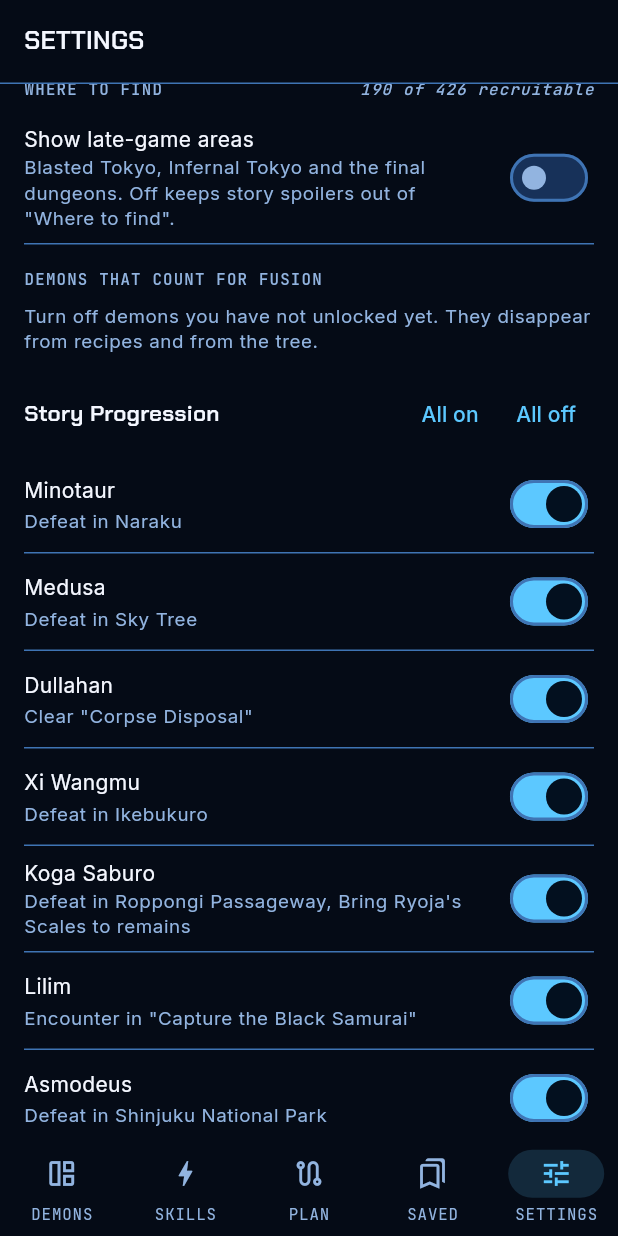
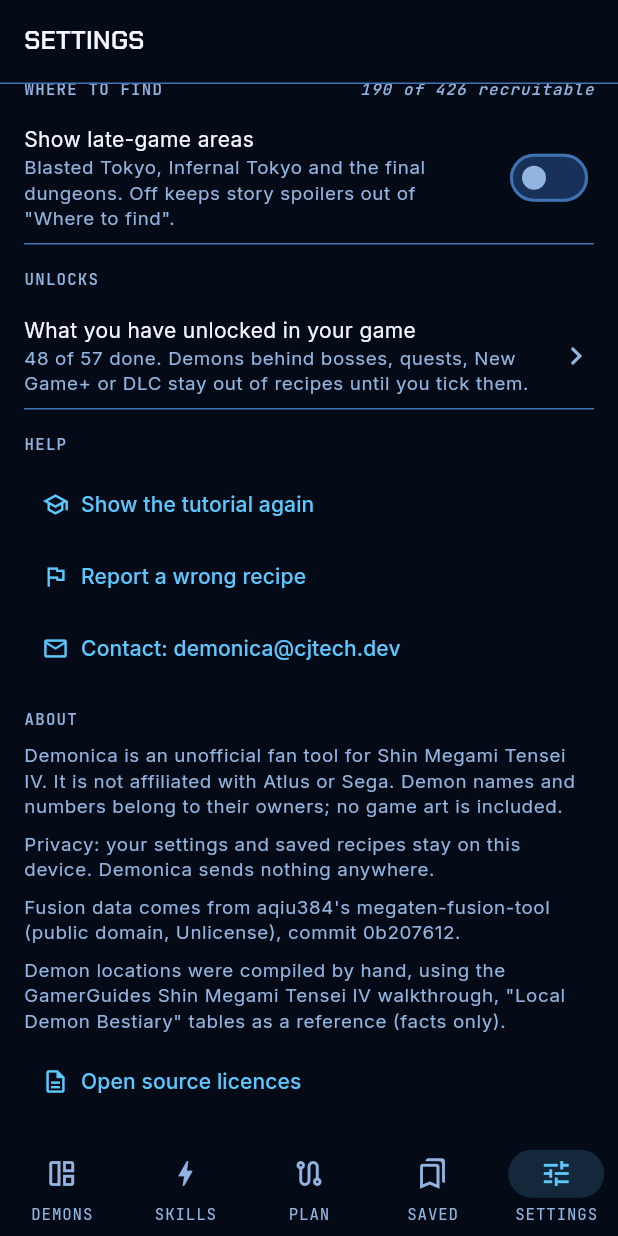
Before and after one commit to ctorres345/Demonica, a Flutter app: the SettingsScreen screen opened by its route, scrolled down 576 dp, on a phone screen of 412 x 824 dp. Run offline on Flutter 3.47's test engine with Material 3 defaults, Android fonts, the phone set to English and light mode, and no system bars; our stand-ins replace file_picker, flutter_riverpod, go_router, shared_preferences; accounts and stored records are empty.

Commit message:
DEM-22: Tutorial, Unlocks page and contact link
- Tutorial: five short pages shown once after the welcome screen
  (/tutorial). Settings > Help reopens it. New tutorialSeen setting.
- Unlocks: the story, quest, New Game+, Fiend and DLC switches move from
  Settings to /settings/unlocks, as a checklist of what the player has
  done. Each row shows the condition and the demons it unlocks, with a
  count per category. Settings keeps one row with the total.
- Demon page: a locked demon shows "Unlocks after: ..." with the same tick,
  and the tag reads "Locked: not unlocked yet". GameData.unlockFor() finds
  the condition.
- Settings: Help section with the tutorial, "Report a wrong recipe" and a
  mailto link to demonica@cjtech.dev.
- README, CHANGELOG and ARCHITECTURE updated; tests for both screens.

Co-Authored-By: Claude Fable 5.1 <noreply@anthropic.com>
Claude-Session: https://claude.ai/code/session_01GFC3SijDRwY2wRTigF1j66

```diff
--- a/lib/app/app.dart
+++ b/lib/app/app.dart
@@ -7,16 +7,19 @@ import '../design_system/theme.dart';
 import '../design_system/tokens.dart';
 import '../features/compendium/compendium_screen.dart';
 import '../features/compendium/demon_detail_screen.dart';
+import '../features/onboarding/tutorial_screen.dart';
 import '../features/onboarding/welcome_screen.dart';
 import '../features/planner/planner_screen.dart';
 import '../features/recipes/recipe_tree_screen.dart';
 import '../features/saved/saved_screen.dart';
 import '../features/saved/saved_store.dart';
 import '../features/settings/settings_screen.dart';
+import '../features/settings/unlocks_screen.dart';
 import '../features/skills/skills_screen.dart';
 import 'providers.dart';
 
-/// The router watches settings so the first start lands on the welcome screen.
+/// The router watches settings so the first start lands on the welcome
+/// screen, then on the tutorial.
 final routerProvider = Provider<GoRouter>((ref) {
   final settings = ValueNotifier(ref.read(settingsProvider));
   ref.listen(settingsProvider, (_, next) => settings.value = next);
@@ -26,8 +29,11 @@ final routerProvider = Provider<GoRouter>((ref) {
     refreshListenable: settings,
     redirect: (context, state) {
       final s = settings.value;
-      if (!s.loaded || s.onboarded) return null;
-      return state.uri.path == '/welcome' ? null : '/welcome';
+      if (!s.loaded) return null;
+      final path = state.uri.path;
+      if (!s.onboarded) return path == '/welcome' ? null : '/welcome';
+      if (!s.tutorialSeen) return path == '/tutorial' || path == '/welcome' ? null : '/tutorial';
+      return null;
     },
     routes: _routes,
   );
@@ -35,6 +41,7 @@ final routerProvider = Provider<GoRouter>((ref) {
 
 final _routes = <RouteBase>[
   GoRoute(path: '/welcome', builder: (context, state) => const WelcomeScreen()),
+  GoRoute(path: '/tutorial', builder: (context, state) => const TutorialScreen()),
   ShellRoute(
     builder: (context, state, child) => AppShell(location: state.uri.path, child: child),
     routes: [
@@ -60,7 +67,11 @@ final _routes = <RouteBase>[
         ),
       ),
       GoRoute(path: '/saved', builder: (context, state) => const SavedScreen()),
-      GoRoute(path: '/settings', builder: (context, state) => const SettingsScreen()),
+      GoRoute(
+        path: '/settings',
+        builder: (context, state) => const SettingsScreen(),
+        routes: [GoRoute(path: 'unlocks', builder: (context, state) => const UnlocksScreen())],
+      ),
     ],
   ),
 ];
--- a/lib/features/compendium/demon_detail_screen.dart
+++ b/lib/features/compendium/demon_detail_screen.dart
@@ -34,6 +34,7 @@ class DemonDetailScreen extends ConsumerWidget {
     final recipes = ref.watch(recipesProvider(demon.name));
     final usedIn = ref.watch(usedInProvider(demon.name));
     final freeSlots = rules.freeSkillSlots(demon);
+    final unlock = data.unlockFor(demon.name);
 
     final overview = ListView(
       padding: const EdgeInsets.fromLTRB(Space.x4, Space.x3, Space.x4, Space.x8),
@@ -46,7 +47,7 @@ class DemonDetailScreen extends ConsumerWidget {
             runSpacing: Space.x1,
             children: [
               FusionTag(demon),
-              if (!enabled) Tag('Disabled in settings', color: dc.danger),
+              if (!enabled) Tag('Locked: not unlocked yet', color: dc.danger),
             ],
           ),
         ],
@@ -78,10 +79,19 @@ class DemonDetailScreen extends ConsumerWidget {
           ),
         _WhereToFind(demon),
         SectionHeader('How to get', trailing: _howToGetTrailing(demon, recipes.length)),
-        if (demon.prereq != null)
+        // The unlock row already says the condition, so the note is only for
+        // prerequisites that are not unlocks.
+        if (demon.prereq case final prereq? when prereq != unlock?.condition)
           Padding(
             padding: const EdgeInsets.only(bottom: Space.x2),
-            child: _Note(demon.prereq!),
+            child: _Note(prereq),
+          ),
+        if (unlock != null)
+          _UnlockRow(
+            unlock: unlock,
+            done: enabled,
+            onChanged: (v) =>
+                ref.read(settingsProvider.notifier).setDemonsEnabled(unlock.demons, v),
           ),
         if (demon.fusion == FusionKind.accident)
           const _Note(
@@ -90,7 +100,7 @@ class DemonDetailScreen extends ConsumerWidget {
         else if (demon.isEnemyOnly)
           const _Note('This demon only appears as an enemy. It cannot be fused or recruited.')
         else if (recipes.isEmpty)
-          const _Note('No recipe with the current settings. Enable more demons in Settings.')
+          const _Note('No recipe with what you have unlocked. Tick more in Settings > Unlocks.')
         else ...[
           for (final (r, cost) in recipes.take(5).map((r) => (r, rules.recipeCost(r))))
             Padding(
@@ -564,3 +574,48 @@ class _ForwardRow extends StatelessWidget {
     );
   }
 }
+
+/// "Unlocks after: Defeat in Naraku" with a tick that marks it done, the same
+/// tick as in Settings > Unlocks.
+class _UnlockRow extends StatelessWidget {
+  const _UnlockRow({required this.unlock, required this.done, required this.onChanged});
+  final UnlockEntry unlock;
+  final bool done;
+  final ValueChanged<bool> onChanged;
+
+  @override
+  Widget build(BuildContext context) {
+    final dc = context.dc;
+    return Container(
+      margin: const EdgeInsets.only(bottom: Space.x2),
+      padding: const EdgeInsets.fromLTRB(10, 4, 4, 4),
+      decoration: BoxDecoration(
+        border: Border.all(color: done ? dc.outline : dc.danger),
+        borderRadius: Radii.borderSmall,
+      ),
+      child: Row(
+        children: [
+          Expanded(
+            child: Column(
+              crossAxisAlignment: CrossAxisAlignment.start,
+              children: [
+                Text('Unlocks after: ${unlock.condition}', style: context.tt.bodySmall),
+                Text(
+                  done
+                      ? 'Done. It counts in recipes.'
+                      : 'Not done yet, so it is left out of recipes.',
+                  style: context.tt.labelSmall?.copyWith(color: done ? dc.textMuted : dc.danger),
+                ),
+              ],
+            ),
+          ),
+          Checkbox(
+            key: const Key('unlock-done'),
+            value: done,
+            onChanged: (v) => onChanged(v ?? false),
+          ),
+        ],
+      ),
+    );
+  }
+}
--- a/lib/features/onboarding/welcome_screen.dart
+++ b/lib/features/onboarding/welcome_screen.dart
@@ -9,7 +9,8 @@ import '../../design_system/tokens.dart';
 
 /// First-start screen: pick a palette and dark or light, then enter the app.
 /// The whole app repaints live as the user taps, so the choice is never a
-/// guess. Settings can reopen it at any time.
+/// guess. Settings can reopen it at any time. The first time, START
+/// continues to the tutorial.
 class WelcomeScreen extends ConsumerWidget {
   const WelcomeScreen({super.key});
 
@@ -50,7 +51,7 @@ class WelcomeScreen extends ConsumerWidget {
                   key: const Key('welcome-start'),
                   onPressed: () {
                     notifier.setOnboarded(true);
-                    context.go('/smt4/demons');
+                    context.go(settings.tutorialSeen ? '/smt4/demons' : '/tutorial');
                   },
                   icon: const Icon(Icons.arrow_forward),
                   label: const Text('START'),
--- a/lib/features/settings/settings_screen.dart
+++ b/lib/features/settings/settings_screen.dart
@@ -9,6 +9,7 @@ import '../../app/version.dart';
 import '../../design_system/components.dart';
 import '../../design_system/palette_card.dart';
 import '../../design_system/tokens.dart';
+import 'unlocks_screen.dart';
 
 class SettingsScreen extends ConsumerWidget {
   const SettingsScreen({super.key});
@@ -61,43 +62,45 @@ class SettingsScreen extends ConsumerWidget {
             value: settings.showSpoilers,
             onChanged: notifier.setShowSpoilers,
           ),
-          const SectionHeader('Demons that count for fusion'),
-          Text(
-            'Turn off demons you have not unlocked yet. They disappear from recipes and from the tree.',
-            style: context.tt.bodySmall,
+          const SectionHeader('Unlocks'),
+          ListTile(
+            key: const Key('settings-unlocks'),
+            contentPadding: EdgeInsets.zero,
+            title: Text('What you have unlocked in your game', style: context.tt.bodyMedium),
+            subtitle: Text(
+              '${data == null ? '' : '${unlockSummary(data, fusion)}. '}'
+              'Demons behind bosses, quests, New Game+ or DLC stay out of recipes until you tick them.',
+              style: context.tt.bodySmall,
+            ),
+            trailing: const Icon(Icons.chevron_right),
+            onTap: () => context.go('/settings/unlocks'),
           ),
-          if (data != null)
-            for (final cat in data.unlocks) ...[
-              Padding(
-                padding: const EdgeInsets.only(top: Space.x4, bottom: Space.x1),
-                child: Row(
-                  children: [
-                    Expanded(child: Text(cat.category, style: context.tt.titleMedium)),
-                    TextButton(
-                      onPressed: () => notifier.setDemonsEnabled([
-                        for (final e in cat.entries) ...e.demons,
-                      ], true),
-                      child: const Text('All on'),
-                    ),
-                    TextButton(
-                      onPressed: () => notifier.setDemonsEnabled([
-                        for (final e in cat.entries) ...e.demons,
-                      ], false),
-                      child: const Text('All off'),
-                    ),
-                  ],
-                ),
-              ),
-              for (final e in cat.entries)
-                SwitchListTile(
-                  dense: true,
-                  contentPadding: EdgeInsets.zero,
-                  title: Text(e.demons.join(', '), style: context.tt.bodyMedium),
-                  subtitle: Text(e.condition, style: context.tt.bodySmall),
-                  value: e.demons.every(fusion.isEnabled),
-                  onChanged: (v) => notifier.setDemonsEnabled(e.demons, v),
-                ),
-            ],
+          const SectionHeader('Help'),
+          Align(
+            alignment: Alignment.centerLeft,
+            child: TextButton.icon(
+              key: const Key('settings-tutorial'),
+              onPressed: () => context.push('/tutorial'),
+              icon: const Icon(Icons.school_outlined, size: 18),
+              label: const Text('Show the tutorial again'),
+            ),
+          ),
+          Align(
+            alignment: Alignment.centerLeft,
+            child: TextButton.icon(
+              onPressed: () => launchUrl(_reportUrl(data?.sourceCommit)),
+              icon: const Icon(Icons.flag_outlined, size: 18),
+              label: const Text('Report a wrong recipe'),
+            ),
+          ),
+          Align(
+            alignment: Alignment.centerLeft,
+            child: TextButton.icon(
+              onPressed: () => launchUrl(_contactUrl),
+              icon: const Icon(Icons.mail_outline, size: 18),
+              label: const Text('Contact: demonica@cjtech.dev'),
+            ),
+          ),
           const SectionHeader('About'),
           Text(
             'Demonica is an unofficial fan tool for Shin Megami Tensei IV. It is not affiliated with Atlus or Sega. '
@@ -123,14 +126,6 @@ class SettingsScreen extends ConsumerWidget {
             ),
           ],
           const SizedBox(height: Space.x2),
-          Align(
-            alignment: Alignment.centerLeft,
-            child: TextButton.icon(
-              onPressed: () => launchUrl(_reportUrl(data?.sourceCommit)),
-              icon: const Icon(Icons.flag_outlined, size: 18),
-              label: const Text('Report a wrong recipe'),
-            ),
-          ),
           Align(
             alignment: Alignment.centerLeft,
             child: TextButton.icon(
@@ -165,6 +160,12 @@ String _coverage(LocationData loc, GameData? data) {
 }
 
 /// A pre-filled GitHub issue so a report carries the data version.
+final _contactUrl = Uri(
+  scheme: 'mailto',
+  path: 'demonica@cjtech.dev',
+  query: 'subject=Demonica v$appVersion',
+);
+
 Uri _reportUrl(String? commit) => Uri.https('github.com', '/ctorres345/Demonica/issues/new', {
   'title': 'Wrong recipe: <demon name>',
   'body':
--- /dev/null
+++ b/lib/features/settings/unlocks_screen.dart
@@ -0,0 +1,94 @@
+import 'package:flutter/material.dart';
+import 'package:flutter_riverpod/flutter_riverpod.dart';
+import 'package:fusion_core/fusion_core.dart';
+
+import '../../app/providers.dart';
+import '../../design_system/components.dart';
+import '../../design_system/tokens.dart';
+
+/// A checklist of the things in the game that unlock demons for fusion.
+/// Demons behind an unticked row are left out of recipes and the tree, so
+/// the app never suggests a fusion the player cannot do yet.
+class UnlocksScreen extends ConsumerWidget {
+  const UnlocksScreen({super.key});
+
+  @override
+  Widget build(BuildContext context, WidgetRef ref) {
+    final data = ref.watch(gameDataProvider).value;
+    final fusion = ref.watch(fusionSettingsProvider);
+    final notifier = ref.read(settingsProvider.notifier);
+
+    return Scaffold(
+      appBar: AppBar(title: const Text('UNLOCKS')),
+      body: data == null
+          ? const Center(child: CircularProgressIndicator())
+          : ListView(
+              padding: const EdgeInsets.fromLTRB(Space.x4, Space.x2, Space.x4, Space.x8),
+              children: [
+                Text(
+                  'Tick what you have done in your game. Demons behind an unticked row are '
+                  'hidden from recipes and the tree, so you only see fusions you can do now.',
+                  style: context.tt.bodyMedium,
+                ),
+                for (final cat in data.unlocks) ...[
+                  SectionHeader(cat.category, trailing: _progress(cat, fusion)),
+                  Text(_categoryHelp(cat.category), style: context.tt.bodySmall),
+                  Row(
+                    children: [
+                      TextButton(
+                        onPressed: () => notifier.setDemonsEnabled(_demonsOf(cat), true),
+                        child: const Text('All done'),
+                      ),
+                      TextButton(
+                        onPressed: () => notifier.setDemonsEnabled(_demonsOf(cat), false),
+                        child: const Text('None yet'),
+                      ),
+                    ],
+                  ),
+                  for (final e in cat.entries)
+                    CheckboxListTile(
+                      key: Key('unlock-${e.demons.first}'),
+                      dense: true,
+                      contentPadding: EdgeInsets.zero,
+                      controlAffinity: ListTileControlAffinity.leading,
+                      title: Text(e.condition, style: context.tt.bodyMedium),
+                      subtitle: Text('Unlocks ${e.demons.join(', ')}', style: context.tt.bodySmall),
+                      value: e.demons.every(fusion.isEnabled),
+                      onChanged: (v) => notifier.setDemonsEnabled(e.demons, v ?? false),
+                    ),
+                ],
+              ],
+            ),
+    );
+  }
+}
+
+Iterable<String> _demonsOf(UnlockCategory cat) => [for (final e in cat.entries) ...e.demons];
+
+String _progress(UnlockCategory cat, FusionSettings fusion) {
+  final done = cat.entries.where((e) => e.demons.every(fusion.isEnabled)).length;
+  return '$done of ${cat.entries.length} done';
+}
+
+/// "12 of 57 done" for the Settings row.
+String unlockSummary(GameData data, FusionSettings fusion) {
+  var done = 0;
+  var total = 0;
+  for (final cat in data.unlocks) {
+    for (final e in cat.entries) {
+      total++;
+      if (e.demons.every(fusion.isEnabled)) done++;
+    }
+  }
+  return '$done of $total done';
+}
+
+String _categoryHelp(String category) => switch (category) {
+  'Story Progression' =>
+    'Bosses and story events. Each one unlocks its demon for fusion afterwards.',
+  'Challenge Quests' => 'Optional quests from the Hunter Association bulletin boards.',
+  'New Game+' => 'Quests that only appear on a second playthrough.',
+  'Fiend Encounters' => 'Rare demons that spawn in fixed places. Beat one to unlock it.',
+  'Downloadable Content' => 'Paid DLC quests. Off by default.',
+  _ => '',
+};
--- a/packages/fusion_core/lib/src/model/game_data.dart
+++ b/packages/fusion_core/lib/src/model/game_data.dart
@@ -45,6 +45,16 @@ class GameData {
 
   Demon demon(String name) => demons[name] ?? (throw ArgumentError('unknown demon "$name"'));
   Skill skill(String name) => skills[name] ?? (throw ArgumentError('unknown skill "$name"'));
+
+  /// The unlock condition that gates this demon, or null when it is always available.
+  UnlockEntry? unlockFor(String demon) {
+    for (final cat in unlocks) {
+      for (final e in cat.entries) {
+        if (e.demons.contains(demon)) return e;
+      }
+    }
+    return null;
+  }
 
   /// Demon names that are toggled by an unlock category, with their default.
   Map<String, bool> get unlockDefaults => {
```
Also changed, not shown: lib/app/providers.dart (+13 -0 lines), lib/features/onboarding/tutorial_screen.dart (added, +175 -0 lines), 4 other files.
